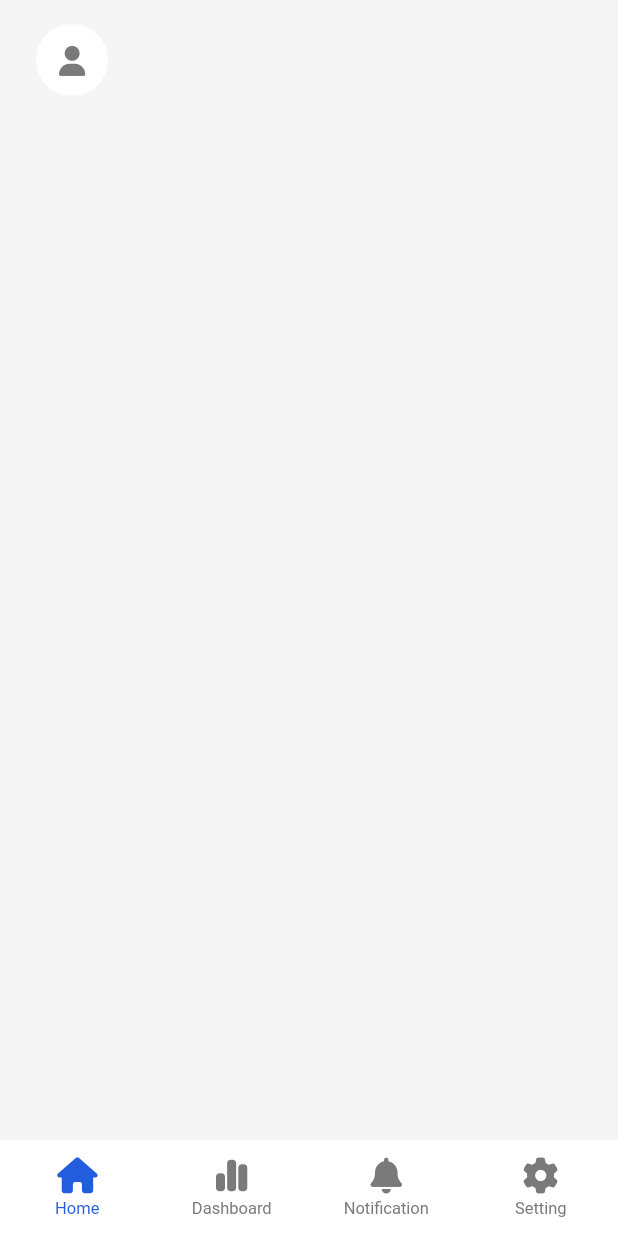
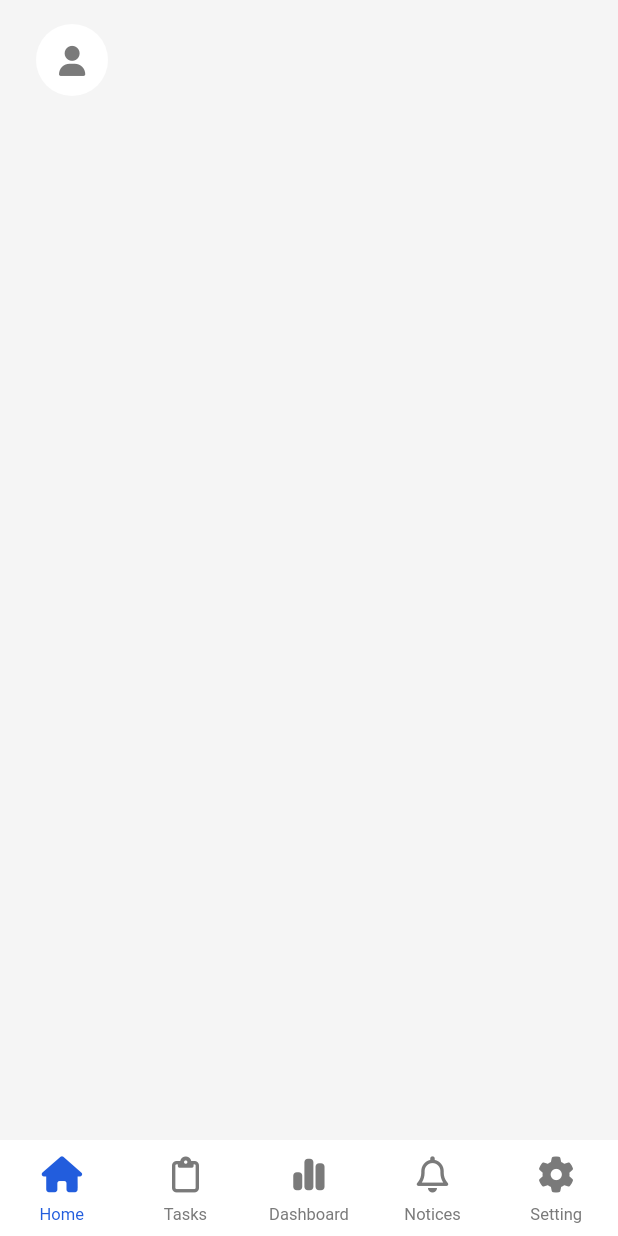
Before and after one commit to clover-leaf/zen, a Flutter app: the screen it shows after launch, on a phone screen of 412 x 824 dp. Run offline on Flutter 3.47's test engine with Material 2 defaults, Android fonts, the light colour scheme and no system bars; our stand-ins replace bloc, equatable, flutter_bloc, flutter_svg, font_awesome_flutter.

Commit message:
edit hometab state

```diff
--- a/lib/home/cubit/home_state.dart
+++ b/lib/home/cubit/home_state.dart
@@ -1,6 +1,6 @@
 part of 'home_cubit.dart';
 
-enum HomeTab { overview, dashboard, notification, configure }
+enum HomeTab { overview, dashboard, notice, task, configure }
 
 extension HomeTabX on HomeTab {
   String getName() {
@@ -9,8 +9,10 @@ extension HomeTabX on HomeTab {
         return 'Home';
       case HomeTab.dashboard:
         return 'Dashboard';
-      case HomeTab.notification:
-        return 'Notification';
+      case HomeTab.notice:
+        return 'Notices';
+      case HomeTab.task:
+        return 'Tasks';
       case HomeTab.configure:
         return 'Setting';
     }
--- a/lib/home/view/home_page.dart
+++ b/lib/home/view/home_page.dart
@@ -5,6 +5,7 @@ import 'package:flutter_firestore/app_configure/app_configure.dart';
 import 'package:flutter_firestore/app_dashboard/app_dashboard.dart';
 import 'package:flutter_firestore/app_notification/app_notification.dart';
 import 'package:flutter_firestore/app_overview/app_overview.dart';
+import 'package:flutter_firestore/app_task/app_task.dart';
 import 'package:flutter_firestore/common/common.dart';
 import 'package:flutter_firestore/home/home.dart';
 import 'package:font_awesome_flutter/font_awesome_flutter.dart';
@@ -24,6 +25,10 @@ class HomePage extends StatelessWidget {
 class HomeView extends StatelessWidget {
   const HomeView({super.key});
 
+  void testOutside() {
+
+  }
+
   @override
   Widget build(BuildContext context) {
     final selectedTab = context.select((HomeCubit cubit) => cubit.state.tab);
@@ -37,6 +42,7 @@ class HomeView extends StatelessWidget {
           AppOverviewPage(),
           AppDashboardPage(),
           AppNotificationPage(),
+          AppTaskPage(),
           AppConfigurePage(),
         ],
       ),
@@ -53,7 +59,12 @@ class HomeView extends StatelessWidget {
                 value: HomeTab.overview,
                 iconData: FontAwesomeIcons.house,
                 width: homeTabButtonWidth,
-                // iconPath: SvgIcon.overview.getPath(),
+              ),
+              _HomeTabButton(
+                groupValue: selectedTab,
+                value: HomeTab.task,
+                iconData: FontAwesomeIcons.clipboard,
+                width: homeTabButtonWidth,
               ),
               _HomeTabButton(
                 groupValue: selectedTab,
@@ -63,8 +74,8 @@ class HomeView extends StatelessWidget {
               ),
               _HomeTabButton(
                 groupValue: selectedTab,
-                value: HomeTab.notification,
-                iconData: FontAwesomeIcons.solidBell,
+                value: HomeTab.notice,
+                iconData: FontAwesomeIcons.bell,
                 width: homeTabButtonWidth,
               ),
               _HomeTabButton(
@@ -101,11 +112,11 @@ class _HomeTabButton extends StatelessWidget {
     return GestureDetector(
       behavior: HitTestBehavior.opaque,
       onTap: () => context.read<HomeCubit>().setTab(value),
-      child: Container(
+      child: SizedBox(
         width: width,
-        alignment: Alignment.center,
+        // alignment: Alignment.center,
         child: Column(
-          mainAxisAlignment: MainAxisAlignment.center,
+          mainAxisAlignment: MainAxisAlignment.end,
           children: [
             FaIcon(
               iconData,
@@ -114,7 +125,7 @@ class _HomeTabButton extends StatelessWidget {
                   : const Color(0xff7a7a7a),
                   size: 24,
             ),
-            const SizedBox(height: 4),
+            const SizedBox(height: 8),
             Text(
               value.getName(),
               style: TextStyle(
@@ -123,7 +134,8 @@ class _HomeTabButton extends StatelessWidget {
                     : const Color(0xff7a7a7a),
                 fontSize: 11,
               ),
-            )
+            ),
+            const SizedBox(height: 8),
           ],
         ),
       ),
```
